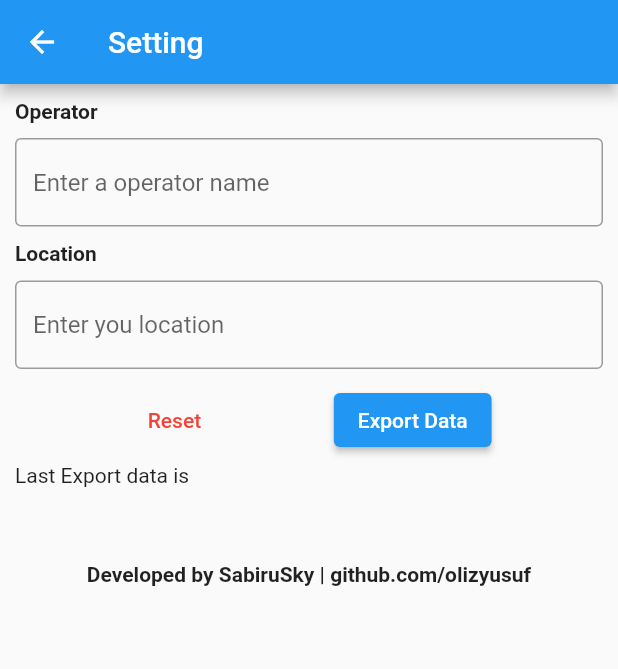
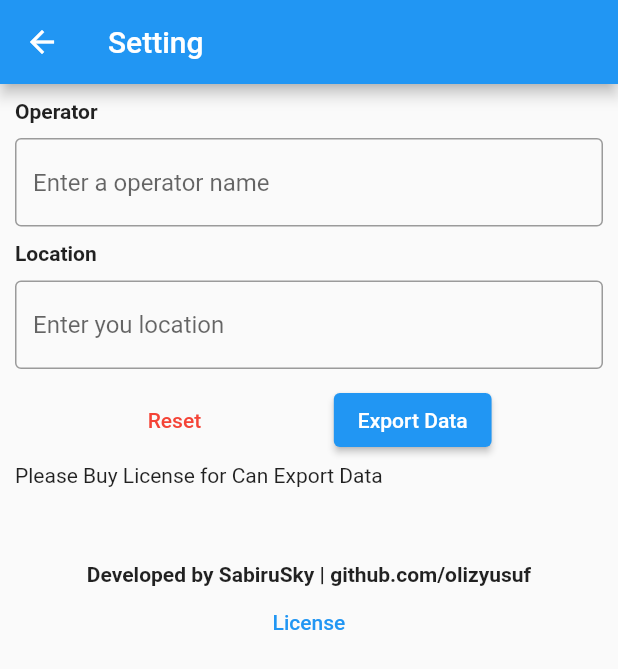
Before and after one commit to olizyusuf/stockopane_ssr, a Flutter app: the screen it shows after launch, after a tap on the "qr code scanner" icon, after a tap on "Clear", after a tap on the "settings" icon, on a phone screen of 412 x 824 dp. Shown: the top 669 px of the screen. Run offline on Flutter 3.47's test engine with Material 2 defaults, Android fonts, the phone set to English and light mode, and no system bars; our stand-ins replace hive, hive_flutter, lottie, permission_handler; missing offline and left inert: device_uuid, flutter_barcode_scanner; accounts and stored records are empty; statements that could not run were skipped.

Commit message:
add feature : license key, security, export data, fixbug

```diff
--- a/lib/main.dart
+++ b/lib/main.dart
@@ -1,16 +1,22 @@
 import 'package:flutter/material.dart';
 import 'package:hive_flutter/adapters.dart';
 import 'package:provider/provider.dart';
+import 'package:stockopname/model/license.dart';
+import 'package:stockopname/provider/license_provider.dart';
 import 'package:stockopname/provider/stock_provider.dart';
 import 'package:stockopname/screen/home_screen.dart';
+import 'package:stockopname/screen/license_screen.dart';
 import 'package:stockopname/screen/setting_screen.dart';
 import 'package:stockopname/screen/splash_screen.dart';
 
 import 'model/stock.dart';
 
 void main() async {
-  await Hive.initFlutter();
-  Hive.registerAdapter(StockAdapter());
+  Hive
+    ..initFlutter()
+    ..registerAdapter(StockAdapter())
+    ..registerAdapter(LicenseAdapter());
+
   runApp(const MyApp());
 }
 
@@ -23,6 +29,9 @@ class MyApp extends StatelessWidget {
       providers: [
         ChangeNotifierProvider(
           create: (context) => StockProvider(),
+        ),
+        ChangeNotifierProvider(
+          create: (context) => LicenseProvider(),
         )
       ],
       child: MaterialApp(
@@ -32,6 +41,7 @@ class MyApp extends StatelessWidget {
         routes: {
           '/home': (context) => const HomeScreen(),
           '/setting': (context) => const SettingScreen(),
+          '/license': (context) => const LicenseScreen(),
         },
       ),
     );
--- /dev/null
+++ b/lib/model/license.dart
@@ -0,0 +1,14 @@
+import 'package:hive/hive.dart';
+
+part 'license.g.dart';
+
+@HiveType(typeId: 2)
+class License {
+  @HiveField(0)
+  String macAddress;
+
+  @HiveField(1)
+  String serialNumber;
+
+  License(this.macAddress, this.serialNumber);
+}
--- /dev/null
+++ b/lib/provider/license_provider.dart
@@ -0,0 +1,93 @@
+import 'dart:convert';
+
+import 'package:crypto/crypto.dart';
+import 'package:device_uuid/device_uuid.dart';
+import 'package:flutter/material.dart';
+import 'package:flutter/services.dart';
+import 'package:hive/hive.dart';
+import 'package:hive_flutter/adapters.dart';
+import 'package:hive_flutter/hive_flutter.dart';
+import 'package:stockopname/model/license.dart';
+
+class LicenseProvider with ChangeNotifier {
+  String _platformVersion = 'unknown';
+  final uuid = DeviceUuid().getUUID();
+  String macAddressVal = '';
+  String enkripsi = '';
+  String idToSn = '';
+  bool isValidSn = false;
+
+  TextEditingController cMac = TextEditingController();
+  TextEditingController cSerialNum = TextEditingController();
+
+  final String dataBoxName = "licenseDb";
+  late Box<License> dataBox;
+
+  // init platform for collect mac address
+  Future<void> initPlatformState() async {
+    String uuid;
+    dataBox = await Hive.openBox<License>(dataBoxName);
+    try {
+      uuid = await DeviceUuid().getUUID() ?? 'Unknown uuid version';
+    } on PlatformException {
+      uuid = 'Failed to get uuid version.';
+    }
+
+    // convert uuid
+    _platformVersion = uuid.substring(0, 25);
+
+    // check box
+    if (dataBox.isEmpty) {
+      addUuidToDb(_platformVersion, '');
+    }
+
+    // generate sn and cek validation
+    idToSn = generateSn(_platformVersion);
+    getData(idToSn);
+
+    // encrype serial number
+    enkripsi = md5.convert(utf8.encode(_platformVersion)).toString();
+    cMac.text = _platformVersion;
+  }
+
+  void addUuidToDb(String idDevices, String sn) async {
+    dataBox = await Hive.openBox<License>(dataBoxName);
+    dataBox.add(License(idDevices, sn));
+  }
+
+  void getData(String sn) async {
+    dataBox = await Hive.openBox<License>(dataBoxName);
+    if (dataBox.getAt(0)!.serialNumber == sn) {
+      isValidSn = true;
+      cSerialNum.text = dataBox.getAt(0)!.serialNumber;
+    } else {
+      isValidSn = false;
+      cSerialNum.text = '';
+    }
+  }
+
+  // logic generate sn
+  String generateSn(String macAddress) {
+    String enkrip = md5.convert(utf8.encode(macAddress)).toString();
+    String a = enkrip.substring(7, 10);
+    String b = enkrip.substring(12, 15).toUpperCase();
+    String c = enkrip.substring(2, 5);
+    String d = enkrip.substring(20, 23).toUpperCase();
+    String enkripMac = a + b + c + d;
+    return enkripMac;
+  }
+
+  // simpan serial number
+  void addSn() async {
+    dataBox = await Hive.openBox<License>(dataBoxName);
+    if (cMac.text.isNotEmpty && cSerialNum.text.isNotEmpty) {
+      if (idToSn == cSerialNum.text) {
+        dataBox.putAt(0, License(cMac.text, cSerialNum.text));
+        isValidSn = true;
+      } else {
+        isValidSn = false;
+      }
+    }
+    notifyListeners();
+  }
+}
--- a/lib/screen/home_screen.dart
+++ b/lib/screen/home_screen.dart
@@ -5,6 +5,7 @@ import 'package:provider/provider.dart';
 import 'package:stockopname/provider/stock_provider.dart';
 
 import '../model/stock.dart';
+import '../provider/license_provider.dart';
 
 class HomeScreen extends StatelessWidget {
   const HomeScreen({super.key});
@@ -12,6 +13,9 @@ class HomeScreen extends StatelessWidget {
   @override
   Widget build(BuildContext context) {
     StockProvider stockProvider = Provider.of<StockProvider>(context);
+    LicenseProvider licenseProvider =
+        Provider.of<LicenseProvider>(context, listen: false);
+    licenseProvider.initPlatformState();
 
     return Scaffold(
       appBar: AppBar(title: const Text('Stock Opname'), actions: [
--- a/lib/screen/setting_screen.dart
+++ b/lib/screen/setting_screen.dart
@@ -1,6 +1,7 @@
 import 'package:flutter/material.dart';
 import 'package:hive_flutter/hive_flutter.dart';
 import 'package:provider/provider.dart';
+import 'package:stockopname/provider/license_provider.dart';
 import 'package:stockopname/provider/stock_provider.dart';
 
 import '../model/stock.dart';
@@ -11,6 +12,8 @@ class SettingScreen extends StatelessWidget {
   @override
   Widget build(BuildContext context) {
     StockProvider stockProvider = Provider.of<StockProvider>(context);
+    LicenseProvider licenseProvider =
+        Provider.of<LicenseProvider>(context, listen: false);
 
     return Scaffold(
       appBar: AppBar(
@@ -101,12 +104,14 @@ class SettingScreen extends StatelessWidget {
                       )),
                   ElevatedButton(
                     onPressed: () {
-                      showDialog(
+                      licenseProvider.isValidSn
+                          ? showDialog(
                               context: context,
                               builder: (context) {
                                 return AlertDialog(
                                   title: const Text('Export Data'),
-                            content: const Text('are you sure export data?'),
+                                  content:
+                                      const Text('are you sure export data?'),
                                   actions: [
                                     ElevatedButton(
                                       onPressed: () {
@@ -156,7 +161,10 @@ class SettingScreen extends StatelessWidget {
                                   );
                                 }
                               }
-                      });
+                            })
+                          : ElevatedButton(
+                              onPressed: () {},
+                              child: const Text('Export Data'));
                     },
                     child: const Text('Export Data'),
                   ),
@@ -165,7 +173,9 @@ class SettingScreen extends StatelessWidget {
               const SizedBox(
                 height: 5,
               ),
-              Text('Last Export data is ${stockProvider.dateNow}'),
+              licenseProvider.isValidSn
+                  ? Text('Last Export data is ${stockProvider.dateNow}')
+                  : const Text('Please Buy License for Can Export Data'),
               Container(
                 margin: const EdgeInsets.only(top: 50),
                 alignment: Alignment.center,
@@ -174,6 +184,12 @@ class SettingScreen extends StatelessWidget {
                   style: TextStyle(fontWeight: FontWeight.bold),
                 ),
               ),
+              Center(
+                  child: TextButton(
+                      onPressed: () {
+                        Navigator.pushNamed(context, '/license');
+                      },
+                      child: const Text('License'))),
             ],
           ),
         ),
--- a/lib/screen/splash_screen.dart
+++ b/lib/screen/splash_screen.dart
@@ -11,7 +11,7 @@ class SplashScreen extends StatefulWidget {
 }
 
 class _SplashScreenState extends State<SplashScreen> {
-  final String _version = 'v.0.1.0 stable';
+  final String _version = 'v 1.0.2 stable';
   final String _appName = 'github.com/olizyusuf';
   final int _splashDelay = 6;
 
@@ -63,10 +63,10 @@ class _SplashScreenState extends State<SplashScreen> {
                           const SizedBox(
                             height: 10,
                           ),
-                          SizedBox(
+                          const SizedBox(
                             width: 50,
                             height: 50,
-                            child: Image.asset(''),
+                            child: Icon(Icons.logo_dev),
                           )
                         ],
                       )),
--- a/pubspec.yaml
+++ b/pubspec.yaml
@@ -17,7 +17,7 @@ publish_to: 'none' # Remove this line if you wish to publish to pub.dev
 # https://developer.apple.com/library/archive/documentation/General/Reference/InfoPlistKeyReference/Articles/CoreFoundationKeys.html
 # In Windows, build-name is used as the major, minor, and patch parts
 # of the product and file versions while build-number is used as the build suffix.
-version: 1.0.0+1
+version: 1.0.0+2
 
 environment:
   sdk: '>=2.18.2 <3.0.0'
@@ -44,6 +44,8 @@ dependencies:
   lottie: ^2.0.0
   hive: ^2.2.3
   hive_flutter: ^1.1.0
+  crypto: ^3.0.2
+  device_uuid: ^0.0.4
 
 
 dev_dependencies:
```
Also changed, not shown: lib/screen/license_screen.dart (added, +59 -0 lines), lib/model/license.g.dart (added), pubspec.lock, 1 other file. Lines whose indentation alone changed are shown as unchanged.
